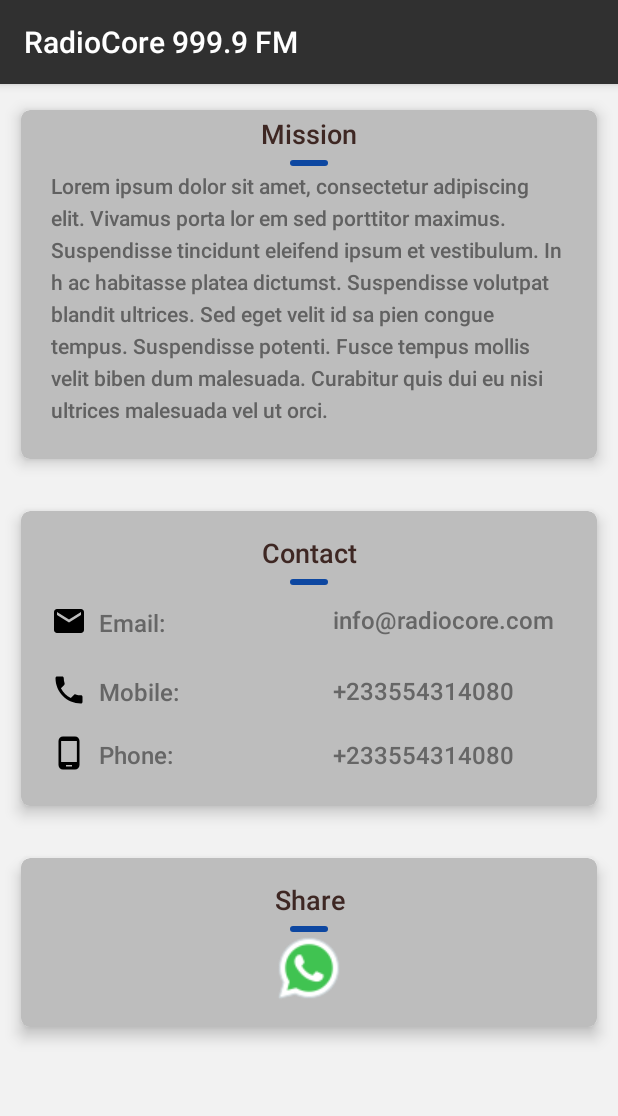
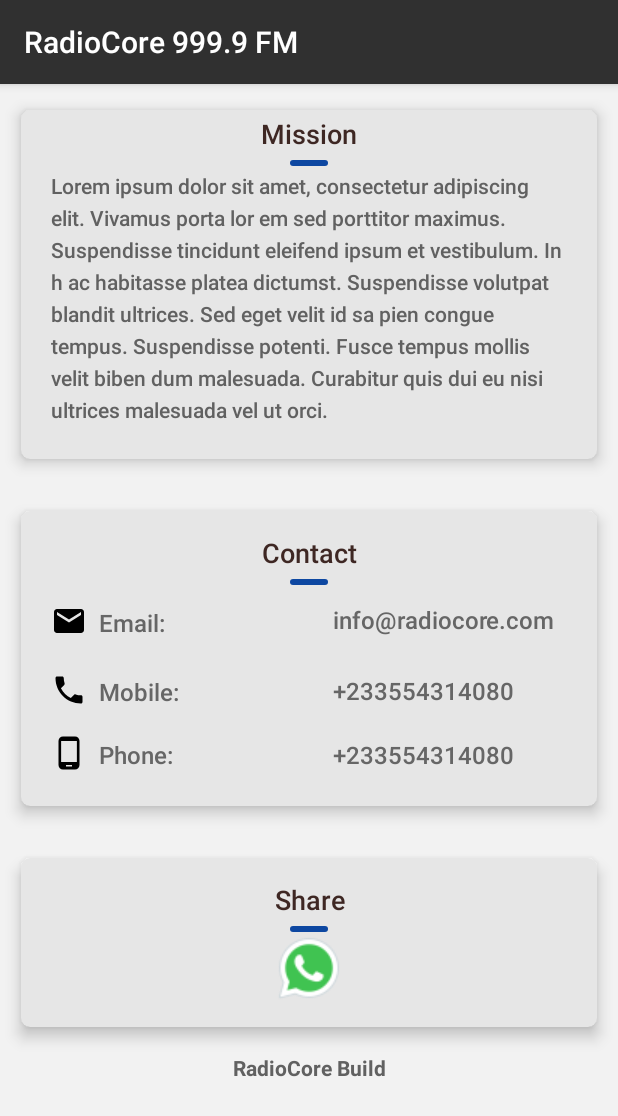
Before and after one commit to rafsanjani/Radiocore, an Android app: the fragment AboutFragment shown on its own in the app's theme, on a phone screen of 412 x 824 dp. Shown: the top 1116 px of the screen. Run offline under Robolectric (Android 15) with nearby library versions, the phone set to English and light mode, and no system bars; network calls fail; 1 statement that could not run was skipped.

Commit message:
update card colors and styles

```diff
--- a/app/build.gradle
+++ b/app/build.gradle
@@ -12,7 +12,7 @@ android {
         minSdkVersion 21
         targetSdkVersion 29
         versionCode 12
-        versionName "2.0"
+        versionName "2.0.1"
         testInstrumentationRunner "androidx.test.runner.AndroidJUnitRunner"
         resConfigs "en"
     }
--- a/app/src/main/res/layout/fragment_about.xml
+++ b/app/src/main/res/layout/fragment_about.xml
@@ -12,8 +12,9 @@
         android:layout_height="wrap_content"
         android:orientation="vertical">
 
+        <!--You may add more cards for more sections-->
         <androidx.cardview.widget.CardView
-            style="@style/CardStyle"
+            style="@style/CardStyle.About"
             android:layout_width="match_parent"
             android:layout_height="wrap_content"
             app:cardUseCompatPadding="true">
@@ -30,11 +31,11 @@
                 <TextView
                     android:layout_width="match_parent"
                     android:layout_height="wrap_content"
-                    android:textColor="@color/brown_900"
                     android:gravity="center"
                     android:justificationMode="inter_word"
                     android:text="@string/mission"
                     android:textAppearance="@style/TextAppearance.AppCompat.Medium"
+                    android:textColor="@color/brown_900"
                     app:fontFamily="sans-serif-medium" />
 
                 <ImageView
@@ -50,10 +51,10 @@
                     android:layout_width="match_parent"
                     android:layout_height="wrap_content"
                     android:layout_marginTop="@dimen/spacing_small"
-                    android:textAppearance="@style/TextAppearance.AppCompat.Body2"
                     android:layout_marginBottom="@dimen/spacing_mlarge"
                     android:lineSpacingExtra="@dimen/spacing_medium"
                     android:text="@string/mission_statement"
+                    android:textAppearance="@style/TextAppearance.AppCompat.Body2"
                     android:textColor="@color/grey_700" />
 
             </LinearLayout>
@@ -62,7 +63,7 @@
 
 
         <androidx.cardview.widget.CardView
-            style="@style/CardStyle"
+            style="@style/CardStyle.About"
             android:layout_width="match_parent"
             android:layout_height="wrap_content"
             app:cardUseCompatPadding="true">
@@ -215,7 +216,7 @@
 
 
         <androidx.cardview.widget.CardView
-            style="@style/CardStyle"
+            style="@style/CardStyle.About"
             android:layout_width="match_parent"
             android:layout_height="wrap_content"
             app:cardUseCompatPadding="true">
@@ -260,9 +261,19 @@
                 android:layout_height="@dimen/spacing_mlarge" />
         </androidx.cardview.widget.CardView>
 
+        <TextView
+            android:id="@+id/tvFooterText"
+            android:layout_width="match_parent"
+            android:layout_height="wrap_content"
+            android:text="RadioCore Build"
+            android:textAlignment="center"
+            android:textColor="@color/grey_700"
+            android:textStyle="bold" />
+
+        <!--make provisions for the space consumed by appbar and bottomsheet peek height-->
         <Space
             android:layout_width="match_parent"
-            android:layout_height="@dimen/spacing_xxxlarge" />
+            android:layout_height="@dimen/bottomsheet_peek_height" />
 
     </LinearLayout>
 
--- a/app/src/main/res/layout/item_news__.xml
+++ b/app/src/main/res/layout/item_news__.xml
@@ -4,8 +4,7 @@
     style="@style/CardStyle"
     android:layout_margin="4dp"
     android:layout_width="match_parent"
-    android:layout_height="wrap_content"
-    app:cardBackgroundColor="@color/grey_400">
+    android:layout_height="wrap_content">
 
     <androidx.constraintlayout.widget.ConstraintLayout
         android:layout_width="match_parent"
--- a/app/src/main/res/values/styles.xml
+++ b/app/src/main/res/values/styles.xml
@@ -12,11 +12,15 @@
 
     <style name="CardStyle" parent="CardView.Dark">
         <item name="cardElevation">@dimen/card_elevation</item>
-        <item name="cardBackgroundColor">@color/grey_400</item>
+        <item name="cardBackgroundColor">@color/grey_10</item>
         <item name="android:fontFamily">@font/aldrich</item>
         <item name="android:textColor">@color/brown_900</item>
         <item name="android:layout_margin">@dimen/card_margin</item>
         <item name="cardCornerRadius">@dimen/card_corner_radius</item>
+    </style>
+
+    <style name="CardStyle.About">
+        <item name="cardBackgroundColor">@color/grey_10</item>
     </style>
 
     <style name="AppTheme.NoActionBar">
```
